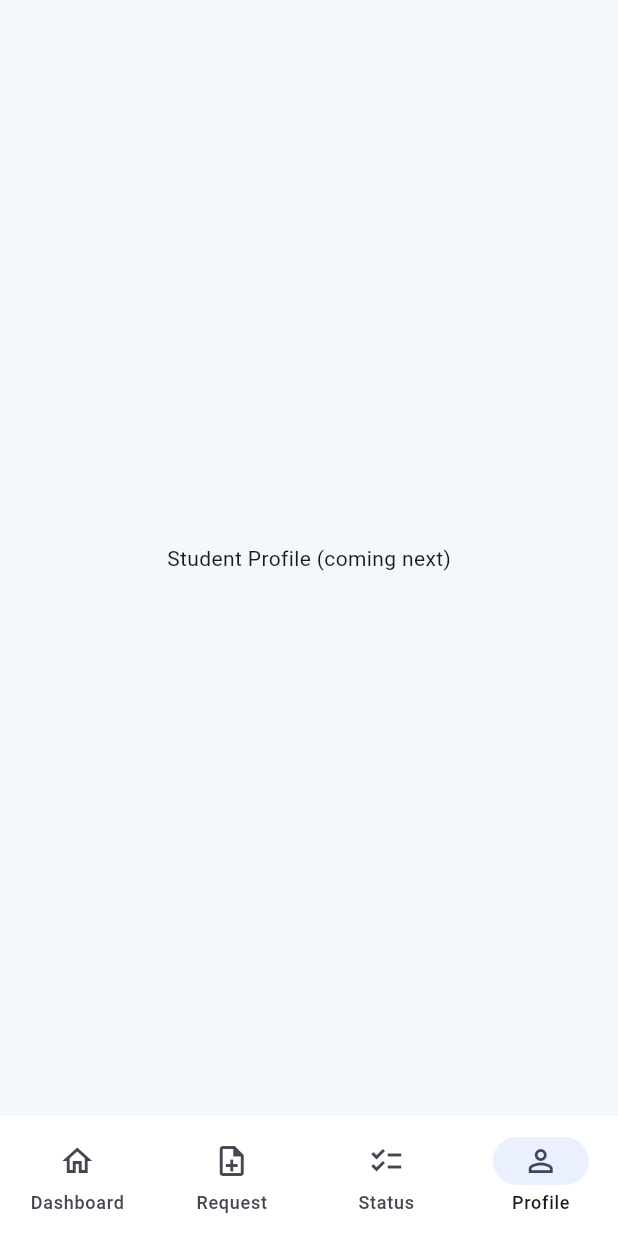
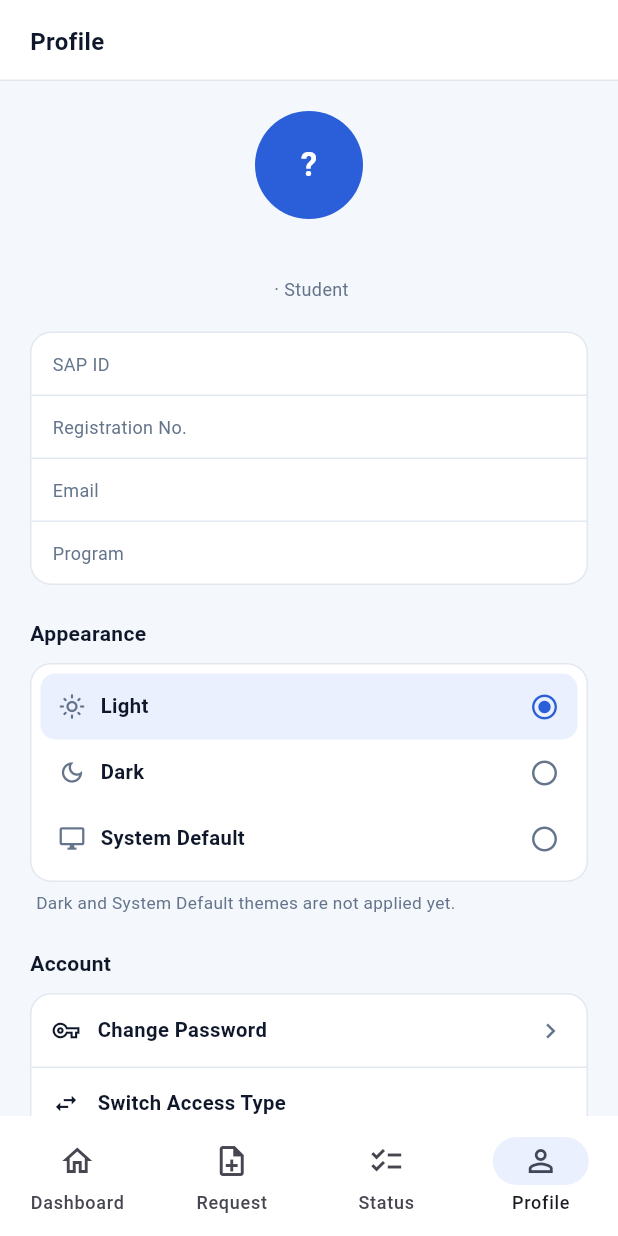
Before and after one commit to ibad-r/e-clearance-mobile, a Flutter app: the StudentShell screen opened by its route, item 4 of the bottom bar chosen, on a phone screen of 412 x 824 dp. Run offline on Flutter 3.47's test engine with Material 3 defaults, Android fonts, the phone set to English and light mode, and no system bars; our stand-ins replace flutter_secure_storage; accounts and stored records are empty.

Commit message:
feat: add student profile screen

```diff
--- /dev/null
+++ b/lib/features/student/screens/student_profile_screen.dart
@@ -0,0 +1,368 @@
+import 'package:flutter/material.dart';
+import 'package:provider/provider.dart';
+import '../../../core/routes.dart';
+import '../../../core/theme/app_theme.dart';
+import '../state/student_state.dart';
+
+class StudentProfileScreen extends StatelessWidget {
+  const StudentProfileScreen({super.key});
+
+  static const _missing = 'Not available yet';
+
+  String _initials(String name) {
+    final parts = name.trim().split(RegExp(r'\s+'));
+    if (parts.isEmpty || parts.first.isEmpty) return '?';
+    final first = parts.first[0];
+    final last = parts.length > 1 ? parts.last[0] : '';
+    return (first + last).toUpperCase();
+  }
+
+  void _goToRoleSelection(BuildContext context) {
+    // TODO(student-api): clear the Student session here once Student login
+    // is integrated. There is no Student session yet.
+    Navigator.pushNamedAndRemoveUntil(
+      context,
+      AppRoutes.roleSelection,
+          (route) => false,
+    );
+  }
+
+  void _changePassword(BuildContext context) {
+    ScaffoldMessenger.of(context).showSnackBar(
+      const SnackBar(
+        content: Text('Change Password is not available yet.'),
+      ),
+    );
+  }
+
+  @override
+  Widget build(BuildContext context) {
+    final state = context.watch<StudentState>();
+    final p = state.profile;
+
+    return SafeArea(
+      bottom: false,
+      child: Column(
+        children: [
+          Container(
+            width: double.infinity,
+            padding: const EdgeInsets.fromLTRB(20, 16, 20, 14),
+            decoration: const BoxDecoration(
+              color: Colors.white,
+              border: Border(bottom: BorderSide(color: AppTheme.border)),
+            ),
+            child: const Text(
+              'Profile',
+              style: TextStyle(
+                fontSize: 16,
+                fontWeight: FontWeight.w700,
+                color: AppTheme.textDark,
+              ),
+            ),
+          ),
+          Expanded(
+            child: SingleChildScrollView(
+              padding: const EdgeInsets.fromLTRB(20, 20, 20, 24),
+              child: Column(
+                crossAxisAlignment: CrossAxisAlignment.start,
+                children: [
+                  Center(
+                    child: Column(
+                      children: [
+                        CircleAvatar(
+                          radius: 36,
+                          backgroundColor: AppTheme.primary,
+                          child: Text(
+                            p == null ? '?' : _initials(p.name),
+                            style: const TextStyle(
+                              color: Colors.white,
+                              fontSize: 22,
+                              fontWeight: FontWeight.w700,
+                            ),
+                          ),
+                        ),
+                        const SizedBox(height: 10),
+                        Text(
+                          p?.name ?? 'Student',
+                          style: const TextStyle(
+                            fontSize: 18,
+                            fontWeight: FontWeight.w800,
+                            color: AppTheme.textDark,
+                          ),
+                        ),
+                        const SizedBox(height: 2),
+                        Text(
+                          p == null
+                              ? 'Profile details not available yet'
+                              : '${p.program} · Student',
+                          style: const TextStyle(
+                              fontSize: 12, color: AppTheme.textMuted),
+                        ),
+                      ],
+                    ),
+                  ),
+                  const SizedBox(height: 20),
+                  _Card(
+                    children: [
+                      _InfoRow('SAP ID', p?.sapId ?? _missing),
+                      _InfoRow('Registration No.',
+                          p?.registrationNumber ?? _missing),
+                      _InfoRow('Email', p?.email ?? _missing),
+                      _InfoRow('Program', p?.program ?? _missing, last: true),
+                    ],
+                  ),
+                  const SizedBox(height: 22),
+                  const _SectionTitle('Appearance'),
+                  _Card(
+                    padding: const EdgeInsets.all(6),
+                    children: [
+                      _AppearanceOption(
+                        icon: Icons.light_mode_outlined,
+                        label: 'Light',
+                        selected: state.appearance == AppearanceChoice.light,
+                        onTap: () =>
+                            state.setAppearance(AppearanceChoice.light),
+                      ),
+                      _AppearanceOption(
+                        icon: Icons.dark_mode_outlined,
+                        label: 'Dark',
+                        selected: state.appearance == AppearanceChoice.dark,
+                        onTap: () =>
+                            state.setAppearance(AppearanceChoice.dark),
+                      ),
+                      _AppearanceOption(
+                        icon: Icons.desktop_windows_outlined,
+                        label: 'System Default',
+                        selected:
+                        state.appearance == AppearanceChoice.system,
+                        onTap: () =>
+                            state.setAppearance(AppearanceChoice.system),
+                      ),
+                    ],
+                  ),
+                  const Padding(
+                    padding: EdgeInsets.only(top: 6, left: 4),
+                    child: Text(
+                      'Dark and System Default themes are not applied yet.',
+                      style: TextStyle(
+                          fontSize: 11.5, color: AppTheme.textMuted),
+                    ),
+                  ),
+                  const SizedBox(height: 22),
+                  const _SectionTitle('Account'),
+                  _Card(
+                    children: [
+                      _ActionRow(
+                        icon: Icons.vpn_key_outlined,
+                        label: 'Change Password',
+                        showChevron: true,
+                        onTap: () => _changePassword(context),
+                      ),
+                      _ActionRow(
+                        icon: Icons.swap_horiz,
+                        label: 'Switch Access Type',
+                        onTap: () => _goToRoleSelection(context),
+                      ),
+                      _ActionRow(
+                        icon: Icons.logout,
+                        label: 'Logout',
+                        danger: true,
+                        last: true,
+                        onTap: () => _goToRoleSelection(context),
+                      ),
+                    ],
+                  ),
+                ],
+              ),
+            ),
+          ),
+        ],
+      ),
+    );
+  }
+}
+
+class _SectionTitle extends StatelessWidget {
+  const _SectionTitle(this.text);
+  final String text;
+
+  @override
+  Widget build(BuildContext context) => Padding(
+    padding: const EdgeInsets.only(bottom: 10),
+    child: Text(
+      text,
+      style: const TextStyle(
+        fontSize: 14,
+        fontWeight: FontWeight.w700,
+        color: AppTheme.textDark,
+      ),
+    ),
+  );
+}
+
+class _Card extends StatelessWidget {
+  const _Card({required this.children, this.padding = EdgeInsets.zero});
+  final List<Widget> children;
+  final EdgeInsets padding;
+
+  @override
+  Widget build(BuildContext context) {
+    return Container(
+      width: double.infinity,
+      padding: padding,
+      decoration: BoxDecoration(
+        color: Colors.white,
+        borderRadius: BorderRadius.circular(14),
+        border: Border.all(color: AppTheme.border),
+      ),
+      child: Column(children: children),
+    );
+  }
+}
+
+class _InfoRow extends StatelessWidget {
+  const _InfoRow(this.label, this.value, {this.last = false});
+  final String label;
+  final String value;
+  final bool last;
+
+  @override
+  Widget build(BuildContext context) {
+    return Container(
+      padding: const EdgeInsets.symmetric(horizontal: 14, vertical: 12),
+      decoration: BoxDecoration(
+        border: last
+            ? null
+            : const Border(bottom: BorderSide(color: AppTheme.border)),
+      ),
+      child: Row(
+        crossAxisAlignment: CrossAxisAlignment.start,
+        children: [
+          Expanded(
+            flex: 4,
+            child: Text(label,
+                style: const TextStyle(
+                    fontSize: 12, color: AppTheme.textMuted)),
+          ),
+          Expanded(
+            flex: 6,
+            child: Text(
+              value,
+              textAlign: TextAlign.right,
+              style: const TextStyle(
+                fontSize: 12.5,
+                fontWeight: FontWeight.w600,
+                color: AppTheme.textDark,
+              ),
+            ),
+          ),
+        ],
+      ),
+    );
+  }
+}
+
+class _AppearanceOption extends StatelessWidget {
+  const _AppearanceOption({
+    required this.icon,
+    required this.label,
+    required this.selected,
+    required this.onTap,
+  });
+
+  final IconData icon;
+  final String label;
+  final bool selected;
+  final VoidCallback onTap;
+
+  @override
+  Widget build(BuildContext context) {
+    return InkWell(
+      borderRadius: BorderRadius.circular(10),
+      onTap: onTap,
+      child: Container(
+        padding: const EdgeInsets.symmetric(horizontal: 12, vertical: 12),
+        decoration: BoxDecoration(
+          color: selected ? AppTheme.infoBg : Colors.transparent,
+          borderRadius: BorderRadius.circular(10),
+        ),
+        child: Row(
+          children: [
+            Icon(icon, size: 18, color: AppTheme.textMuted),
+            const SizedBox(width: 10),
+            Expanded(
+              child: Text(
+                label,
+                style: const TextStyle(
+                  fontSize: 13.5,
+                  fontWeight: FontWeight.w600,
+                  color: AppTheme.textDark,
+                ),
+              ),
+            ),
+            Icon(
+              selected
+                  ? Icons.radio_button_checked
+                  : Icons.radio_button_unchecked,
+              size: 20,
+              color: selected ? AppTheme.primary : AppTheme.textMuted,
+            ),
+          ],
+        ),
+      ),
+    );
+  }
+}
+
+class _ActionRow extends StatelessWidget {
+  const _ActionRow({
+    required this.icon,
+    required this.label,
+    required this.onTap,
+    this.showChevron = false,
+    this.danger = false,
+    this.last = false,
+  });
+
+  final IconData icon;
+  final String label;
+  final VoidCallback onTap;
+  final bool showChevron;
+  final bool danger;
+  final bool last;
+
+  @override
+  Widget build(BuildContext context) {
+    final color = danger ? AppTheme.danger : AppTheme.textDark;
+    return InkWell(
+      onTap: onTap,
+      child: Container(
+        padding: const EdgeInsets.symmetric(horizontal: 14, vertical: 14),
+        decoration: BoxDecoration(
+          border: last
+              ? null
+              : const Border(bottom: BorderSide(color: AppTheme.border)),
+        ),
+        child: Row(
+          children: [
+            Icon(icon, size: 18, color: color),
+            const SizedBox(width: 12),
+            Expanded(
+              child: Text(
+                label,
+                style: TextStyle(
+                  fontSize: 13.5,
+                  fontWeight: FontWeight.w600,
+                  color: color,
+                ),
+              ),
+            ),
+            if (showChevron)
+              const Icon(Icons.chevron_right,
+                  size: 20, color: AppTheme.textMuted),
+          ],
+        ),
+      ),
+    );
+  }
+}
--- a/lib/features/student/screens/student_shell.dart
+++ b/lib/features/student/screens/student_shell.dart
@@ -2,11 +2,12 @@ import 'package:flutter/material.dart';
 import 'package:provider/provider.dart';
 import '../state/student_state.dart';
 import 'student_dashboard_screen.dart';
+import 'student_profile_screen.dart';
 import 'student_request_screen.dart';
 import 'student_review_screen.dart';
 import 'student_status_screen.dart';
 
-/// Student area with bottom navigation. Tabs not built yet are placeholders.
+/// Student area with bottom navigation.
 class StudentShell extends StatefulWidget {
   const StudentShell({super.key});
 
@@ -59,7 +60,7 @@ class _StudentShellState extends State<StudentShell> {
             ),
             StudentRequestScreen(onReview: _openReview),
             StudentStatusScreen(onViewDetails: _openDetails),
-            const _ComingNext('Student Profile'),
+            const StudentProfileScreen(),
           ],
         ),
         bottomNavigationBar: NavigationBar(
@@ -80,13 +81,3 @@ class _StudentShellState extends State<StudentShell> {
     );
   }
 }
-
-class _ComingNext extends StatelessWidget {
-  const _ComingNext(this.title);
-  final String title;
-
-  @override
-  Widget build(BuildContext context) {
-    return SafeArea(child: Center(child: Text('$title (coming next)')));
-  }
-}
--- a/lib/features/student/state/student_state.dart
+++ b/lib/features/student/state/student_state.dart
@@ -7,6 +7,8 @@ extension ClearanceReasonLabel on ClearanceReason {
       ? 'Degree Completed'
       : 'Discontinuing Studies';
 }
+
+enum AppearanceChoice { light, dark, system }
 
 /// Values the student types in the request form. Kept here so they survive
 /// navigation between the form and the review screen.
@@ -23,11 +25,15 @@ class StudentProfile {
     required this.name,
     required this.sapId,
     required this.program,
+    this.registrationNumber,
+    this.email,
   });
 
   final String name;
   final String sapId;
   final String program;
+  final String? registrationNumber;
+  final String? email;
 }
 
 class StudentHistoryItem {
@@ -98,4 +104,12 @@ class StudentState extends ChangeNotifier {
   StudentSubmission? lastSubmission;
   StudentRequestStatus? currentRequest;
   final StudentRequestDraft draft = StudentRequestDraft();
+
+  AppearanceChoice _appearance = AppearanceChoice.light;
+  AppearanceChoice get appearance => _appearance;
+
+  void setAppearance(AppearanceChoice value) {
+    _appearance = value;
+    notifyListeners();
+  }
 }
```
